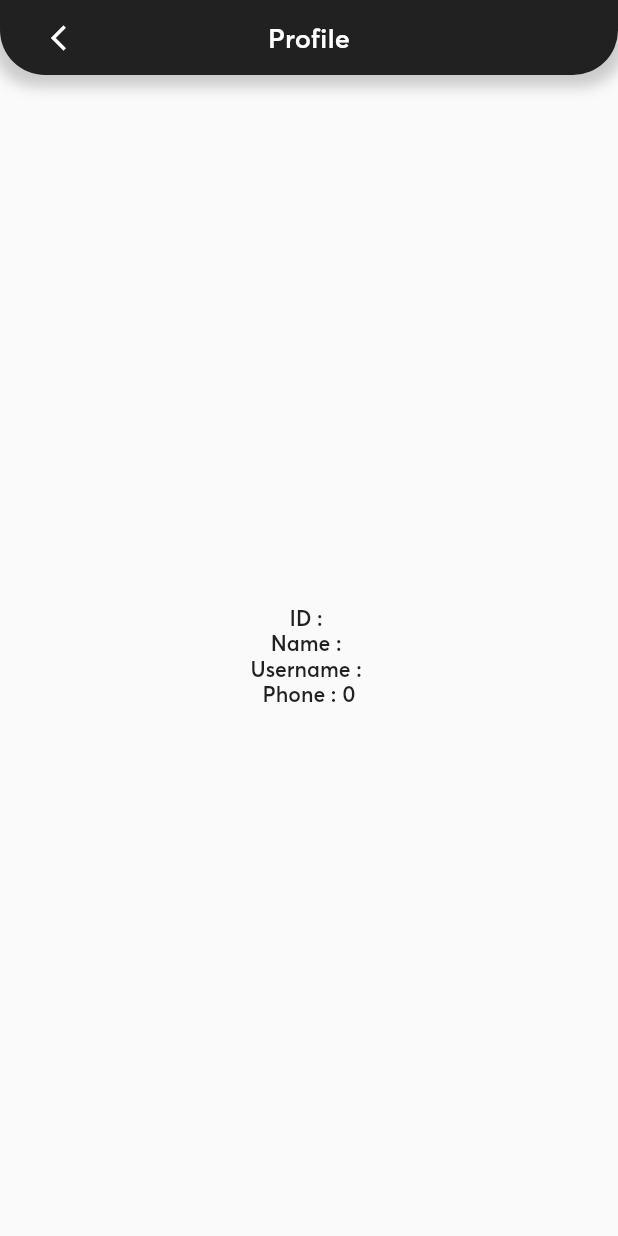
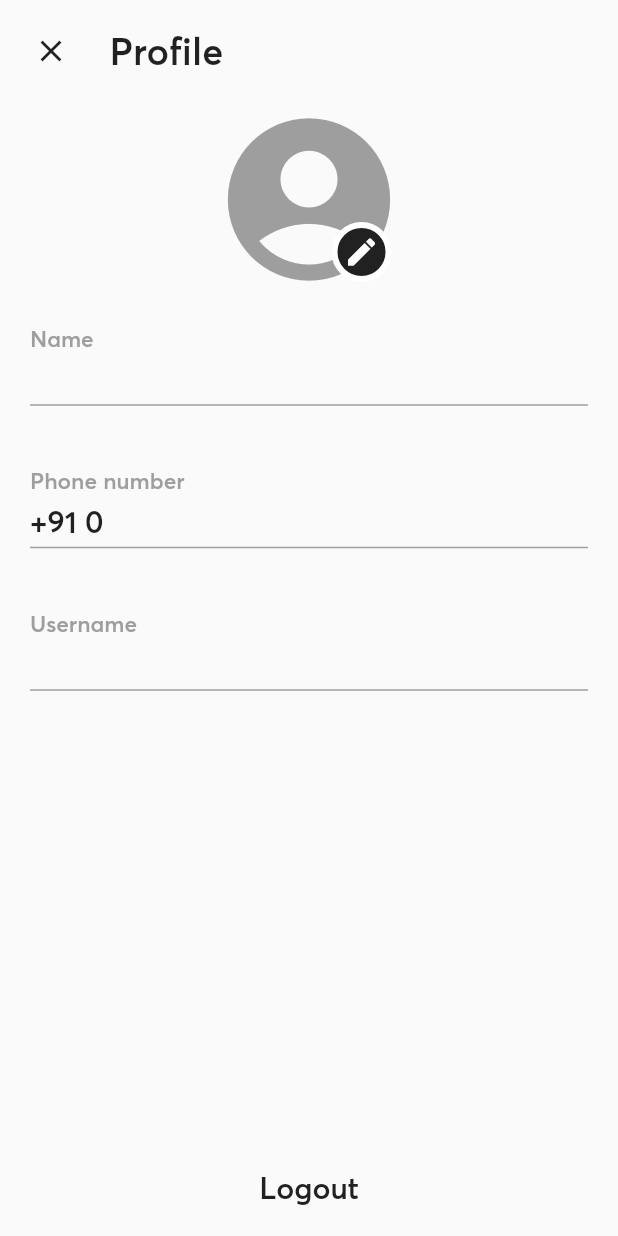
Before and after one commit to ShamilPP/Flukefy, a Flutter app: the ProfileScreen screen opened directly with empty values, on a phone screen of 412 x 824 dp. Run offline on Flutter 3.47's test engine with Material 2 defaults, Android fonts, the phone set to English and light mode, and no system bars; our stand-ins replace carousel_slider, cloud_firestore, firebase_auth, firebase_core, flutter_rating_bar, flutter_spinkit and 4 more; missing offline and left inert: flutter_facebook_auth; accounts and stored records are empty.

Commit message:
profile screen updated

```diff
--- a/lib/view/screens/profile/profile_screen.dart
+++ b/lib/view/screens/profile/profile_screen.dart
@@ -1,7 +1,10 @@
-import 'package:flukefy/view/widgets/general/curved_app_bar.dart';
+import 'package:flukefy/view/screens/profile/widgets/logout_button.dart';
+import 'package:flukefy/view/screens/profile/widgets/profile_list_tile.dart';
 import 'package:flutter/material.dart';
 
 import '../../../model/user.dart';
+import '../../../utils/colors.dart';
+import '../../animations/slide_animation.dart';
 
 class ProfileScreen extends StatelessWidget {
   final User user;
@@ -11,15 +14,79 @@ class ProfileScreen extends StatelessWidget {
   @override
   Widget build(BuildContext context) {
     return Scaffold(
-      appBar: const CurvedAppBar(title: 'Profile'),
-      body: Center(
+      body: SafeArea(
         child: Column(
-          mainAxisAlignment: MainAxisAlignment.center,
+          mainAxisAlignment: MainAxisAlignment.spaceBetween,
+          crossAxisAlignment: CrossAxisAlignment.start,
           children: [
-            Text('ID : ${user.id}'),
-            Text('Name : ${user.name}'),
-            Text('Username : ${user.username}'),
-            Text('Phone : ${user.phoneNumber}'),
+            Column(
+              children: [
+                // AppBar
+                Container(
+                  padding: const EdgeInsets.all(10),
+                  child: Row(
+                    children: const [
+                      CloseButton(),
+                      SizedBox(width: 15),
+                      Text(
+                        "Profile",
+                        style: TextStyle(fontSize: 25),
+                      ),
+                    ],
+                  ),
+                ),
+
+                // User profile photo
+                Center(
+                  child: Stack(
+                    children: [
+                      const SlideAnimation(
+                        delay: 200,
+                        child: Icon(
+                          Icons.account_circle,
+                          size: 130,
+                          color: Colors.grey,
+                        ),
+                      ),
+                      Positioned(
+                        bottom: 10,
+                        right: 10,
+                        child: SlideAnimation(
+                          delay: 400,
+                          child: Container(
+                            width: 40,
+                            height: 40,
+                            decoration: BoxDecoration(
+                              color: primaryColor,
+                              shape: BoxShape.circle,
+                              border: Border.all(
+                                width: 4,
+                                color: Colors.white,
+                              ),
+                            ),
+                            child: const Icon(
+                              Icons.edit,
+                              color: Colors.white,
+                            ),
+                          ),
+                        ),
+                      ),
+                    ],
+                  ),
+                ),
+
+                // User details
+                ProfileListTile(text: user.name, subText: 'Name'),
+                ProfileListTile(text: '+91 ${user.phoneNumber}', subText: 'Phone number'),
+                ProfileListTile(text: user.username, subText: 'Username'),
+              ],
+            ),
+
+            // Logout button
+            const Padding(
+              padding: EdgeInsets.only(top: 20, bottom: 10),
+              child: Center(child: LogoutButton()),
+            ),
           ],
         ),
       ),
--- /dev/null
+++ b/lib/view/screens/profile/widgets/logout_button.dart
@@ -0,0 +1,44 @@
+import 'package:flukefy/view/screens/splash/splash_screen.dart';
+import 'package:flukefy/view_model/authentication_provider.dart';
+import 'package:flutter/material.dart';
+import 'package:provider/provider.dart';
+
+import '../../../../utils/colors.dart';
+
+class LogoutButton extends StatelessWidget {
+  const LogoutButton({Key? key}) : super(key: key);
+
+  @override
+  Widget build(BuildContext context) {
+    return SizedBox(
+      width: 140,
+      height: 45,
+      child: TextButton(
+        child: Text(
+          'Logout',
+          style: TextStyle(fontSize: 20, color: primaryColor),
+        ),
+        onPressed: () {
+          showDialog(
+            context: context,
+            builder: (_) => AlertDialog(
+              title: const Text('Logout'),
+              content: const Text('Are you sure ?'),
+              actions: [
+                ElevatedButton(
+                    onPressed: () {
+                      // remove username in shared preferences
+                      Provider.of<AuthenticationProvider>(context, listen: false).logout();
+                      // then, go to login screen
+                      Navigator.pushAndRemoveUntil(
+                          context, MaterialPageRoute(builder: (_) => const SplashScreen()), (Route<dynamic> route) => false);
+                    },
+                    child: const Text('Logout'))
+              ],
+            ),
+          );
+        },
+      ),
+    );
+  }
+}
--- /dev/null
+++ b/lib/view/screens/profile/widgets/profile_list_tile.dart
@@ -0,0 +1,47 @@
+import 'package:flutter/material.dart';
+
+import '../../../animations/slide_animation.dart';
+
+class ProfileListTile extends StatelessWidget {
+  final String text;
+  final String subText;
+
+  const ProfileListTile({
+    Key? key,
+    required this.text,
+    required this.subText,
+  }) : super(key: key);
+
+  @override
+  Widget build(BuildContext context) {
+    return Container(
+      margin: const EdgeInsets.symmetric(vertical: 8),
+      padding: const EdgeInsets.symmetric(vertical: 10, horizontal: 20),
+      child: Column(
+        crossAxisAlignment: CrossAxisAlignment.start,
+        children: [
+          SlideAnimation(
+            delay: 600,
+            child: Text(
+              subText,
+              style: const TextStyle(fontSize: 15, color: Colors.grey),
+            ),
+          ),
+          const SizedBox(height: 5),
+          SlideAnimation(
+            delay: 800,
+            child: Text(
+              text,
+              style: const TextStyle(fontSize: 20, fontWeight: FontWeight.bold),
+            ),
+          ),
+          const Divider(
+            thickness: 1,
+            height: 10,
+            color: Colors.grey,
+          )
+        ],
+      ),
+    );
+  }
+}
```
